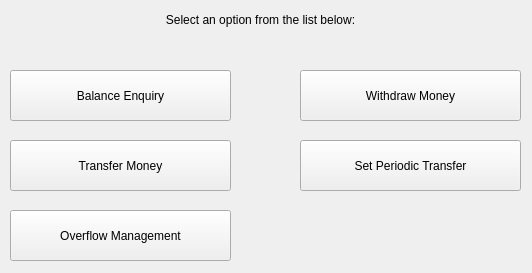
eugeniashurko/ATM, file client/client/gui/widgets/menuwidget.ui: the form before one commit.
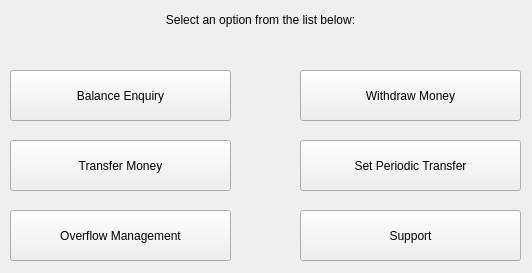
The form after the commit.

The edit to the form file:
```diff
--- a/client/client/gui/widgets/menuwidget.ui
+++ b/client/client/gui/widgets/menuwidget.ui
@@ -94,6 +94,19 @@
     <set>Qt::AlignCenter</set>
    </property>
   </widget>
+  <widget class="QPushButton" name="supportButton">
+   <property name="geometry">
+    <rect>
+     <x>300</x>
+     <y>210</y>
+     <width>221</width>
+     <height>51</height>
+    </rect>
+   </property>
+   <property name="text">
+    <string>Support</string>
+   </property>
+  </widget>
  </widget>
  <resources/>
  <connections/>
```
